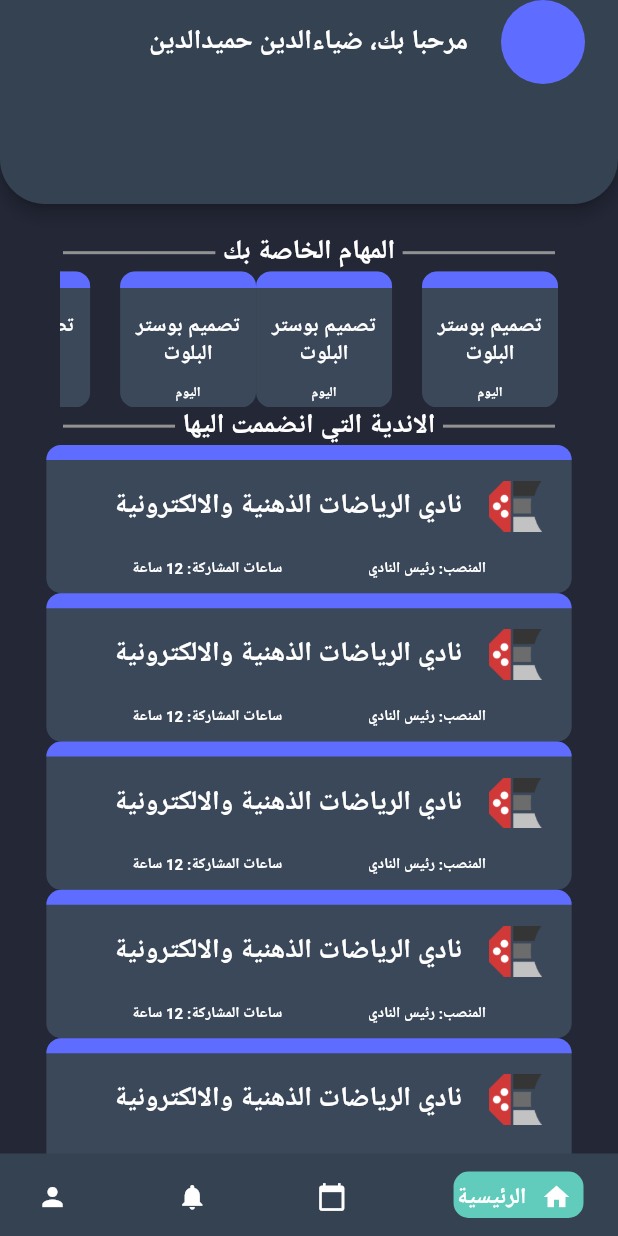
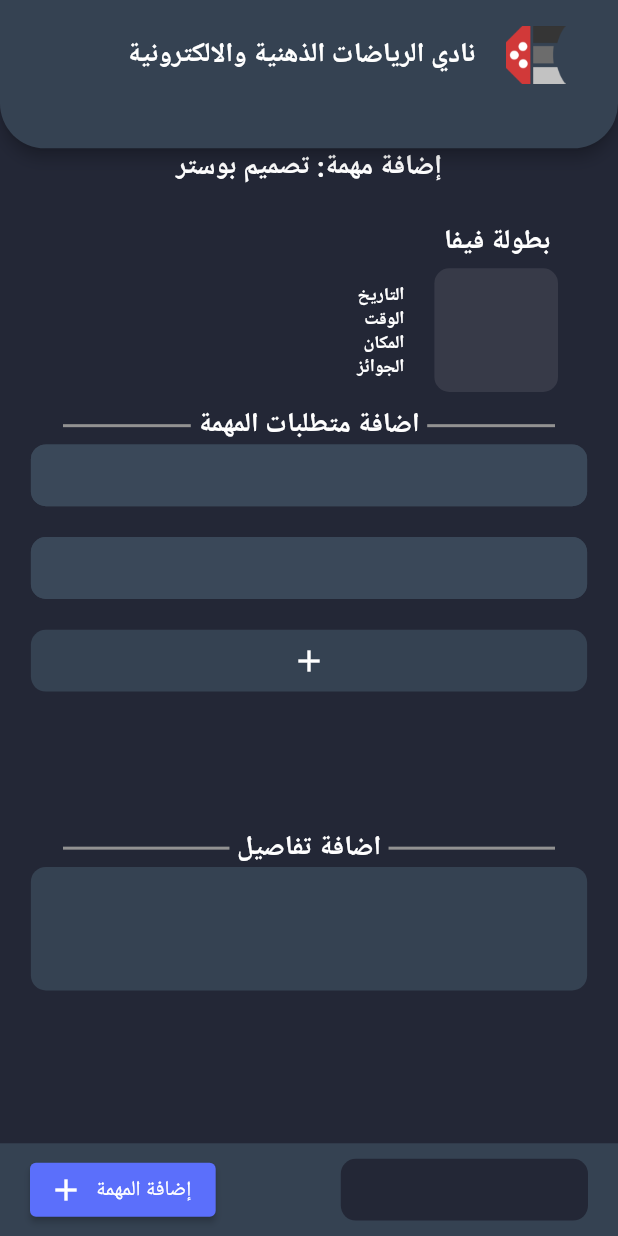
Before and after one commit to Faisalalali/clubration, a Flutter app: the screen it shows after launch, on a phone screen of 412 x 824 dp. Run offline on Flutter 3.47's test engine with Material 2 defaults, Android fonts, the phone set to English and light mode, and no system bars; drawn by our look-alikes of google_nav_bar; our stand-ins replace cloud_firestore, firebase_auth, firebase_core, flutter_speed_dial; accounts and stored records are empty; Roboto replaces fonts that are missing (ReadexPro).

Commit message:
request poster page

```diff
--- a/lib/main.dart
+++ b/lib/main.dart
@@ -8,6 +8,7 @@
 import 'package:provider/provider.dart';
 
 import 'services/auth.dart';
+import 'views/request_poster_view.dart';
 
 void main() async {
   WidgetsFlutterBinding.ensureInitialized();
@@ -30,7 +31,7 @@
               bodyMedium: TextStyle(fontSize: 18, fontWeight: FontWeight.bold, color: Colors.white),
               bodySmall: TextStyle(fontSize: 16, fontWeight: FontWeight.bold, color: Colors.white),
             ).apply(
-              bodyColor: Color.fromRGBO(255, 255, 255, 1),
+              bodyColor: const Color.fromRGBO(255, 255, 255, 1),
               displayColor: Colors.white,
             ),
             scaffoldBackgroundColor: const Color(0xFF232736),
@@ -58,6 +59,6 @@
                 borderRadius: BorderRadius.circular(10),
               ),
             )),
-        home: const HomeView());
+        home: const RequestPosterView());
   }
 }
--- a/lib/views/create_event.dart
+++ b/lib/views/create_event.dart
@@ -1,24 +1,24 @@
-import 'package:flutter/material.dart';
-import 'package:flutter_application_1/services/auth.dart';
-import 'package:flutter_application_1/views/home_view.dart';
+// import 'package:flutter/material.dart';
+// import 'package:flutter_application_1/services/auth.dart';
+// import 'package:flutter_application_1/views/home_view.dart';
 
-class CreatEvent extends StatelessWidget {
-  const CreatEvent({super.key});
+// class CreatEvent extends StatelessWidget {
+//   const CreatEvent({super.key});
 
-  @override
-  Widget build(BuildContext context) {
-    return Scaffold(body: SingleChildScrollView(
-        child: Column(
-          children: <Widget>[
-           const SizedBox(height: 160.0, width: double.infinity, child: Card()),
-           const SizedBox(height: 160.0, width: double.infinity, child: Card()),
-           const SizedBox(height: 160.0, width: double.infinity, child: Card()),
-            // destination
-            Card(
-              const child: Text("data\n\n\n\n\n\ndata"),
-            )
-          ],
-        ),
-      ),);
-  }
-}
+//   @override
+//   Widget build(BuildContext context) {
+//     return Scaffold(body: SingleChildScrollView(
+//         child: Column(
+//           children: <Widget>[
+//            const SizedBox(height: 160.0, width: double.infinity, child: Card()),
+//            const SizedBox(height: 160.0, width: double.infinity, child: Card()),
+//            const SizedBox(height: 160.0, width: double.infinity, child: Card()),
+//             // destination
+//             Card(
+//               const child: Text("data\n\n\n\n\n\ndata"),
+//             )
+//           ],
+//         ),
+//       ),);
+//   }
+// }
--- a/lib/views/event_view.dart
+++ b/lib/views/event_view.dart
@@ -60,7 +60,7 @@
                         crossAxisAlignment: CrossAxisAlignment.end,
                         children: [
                           Text(
-                            'الموعد',
+                            'التاريخ',
                             style: TextStyle(
                               fontSize: 12,
                             ),
@@ -147,50 +147,6 @@
                   ),
                 ]),
               ),
-              // Spacer(),
-              // const Row(children: [
-              //   Expanded(
-              //       child: Divider(
-              //     color: Color(0xFF929292),
-              //     endIndent: 5,
-              //     indent: 42,
-              //     thickness: 2,
-              //   )),
-              //   Text("اضافة تفاصيل"),
-              //   Expanded(
-              //       child: Divider(
-              //     color: Color(0xFF929292),
-              //     indent: 5,
-              //     endIndent: 42,
-              //     thickness: 2,
-              //   )),
-              // ]),
-              // Center(
-              //   child: Container(
-              //     decoration: const BoxDecoration(
-              //       color: Color(0xFF373A48),
-              //       borderRadius: BorderRadius.all(
-              //         Radius.circular(10),
-              //       ),
-              //     ),
-              //     width: MediaQuery.of(context).size.width * 0.9,
-              //     height: MediaQuery.of(context).size.width * 0.2,
-              //   ),
-              // ),
-              // const Spacer(),
-              // Padding(
-              //   padding: const EdgeInsets.only(top: 10),
-              //   child: Container(
-              //     decoration: const BoxDecoration(
-              //       color: Color(0xFF373A48),
-              //       // borderRadius: BorderRadius.all(
-              //       //   Radius.circular(10),
-              //       // ),
-              //     ),
-              //     width: MediaQuery.of(context).size.width,
-              //     height: MediaQuery.of(context).size.width * 0.2,
-              //   ),
-              // ),
             ],
           ),
         ),
--- /dev/null
+++ b/lib/views/request_poster_view.dart
@@ -0,0 +1,263 @@
+import 'package:flutter/material.dart';
+
+class RequestPosterView extends StatelessWidget {
+  const RequestPosterView({super.key});
+
+  @override
+  Widget build(BuildContext context) {
+    return Scaffold(
+      appBar: PreferredSize(
+        preferredSize: Size.fromHeight(MediaQuery.of(context).size.height * 0.12),
+        child: AppBar(
+          backgroundColor: const Color(0xFF354252),
+          actions: const [
+            Column(
+              mainAxisAlignment: MainAxisAlignment.end,
+              children: [
+                Row(
+                  children: [
+                    Center(
+                      child: Text(
+                        'نادي الرياضات الذهنية والالكترونية',
+                      ),
+                    ),
+                    Padding(
+                      padding: EdgeInsets.fromLTRB(20, 0, 35, 0),
+                      child: Image(
+                        image: AssetImage('assets/images/IEClub.png'),
+                        width: 40,
+                      ),
+                    )
+                  ],
+                )
+              ],
+            ),
+          ],
+          shape: const RoundedRectangleBorder(
+            borderRadius: BorderRadius.vertical(bottom: Radius.circular(30)),
+          ),
+        ),
+      ),
+      body: Center(
+        child: SizedBox(
+          height: MediaQuery.of(context).size.height,
+          child: Column(
+            crossAxisAlignment: CrossAxisAlignment.end,
+            children: [
+              const Center(child: Text('إضافة مهمة: تصميم بوستر')),
+              const Padding(
+                padding: EdgeInsets.fromLTRB(0, 25, 45, 0),
+                child: Text('بطولة فيفا'),
+              ),
+              Padding(
+                padding: const EdgeInsets.fromLTRB(0, 5, 40, 0),
+                child: Row(
+                  mainAxisAlignment: MainAxisAlignment.end,
+                  children: [
+                    const Padding(
+                      padding: EdgeInsets.only(right: 20),
+                      child: Column(
+                        crossAxisAlignment: CrossAxisAlignment.end,
+                        children: [
+                          Text(
+                            'التاريخ',
+                            style: TextStyle(
+                              fontSize: 12,
+                            ),
+                          ),
+                          Text(
+                            'الوقت',
+                            style: TextStyle(
+                              fontSize: 12,
+                            ),
+                          ),
+                          Text(
+                            'المكان',
+                            style: TextStyle(
+                              fontSize: 12,
+                            ),
+                          ),
+                          Text(
+                            'الجوائز',
+                            style: TextStyle(
+                              fontSize: 12,
+                            ),
+                          ),
+                        ],
+                      ),
+                    ),
+                    Container(
+                      decoration: const BoxDecoration(
+                        color: Color(0xFF373A48),
+                        borderRadius: BorderRadius.all(
+                          Radius.circular(10),
+                        ),
+                      ),
+                      width: MediaQuery.of(context).size.width * 0.2,
+                      height: MediaQuery.of(context).size.width * 0.2,
+                    )
+                  ],
+                ),
+              ),
+              const Padding(
+                padding: EdgeInsets.only(top: 10),
+                child: Row(children: [
+                  Expanded(
+                      child: Divider(
+                    color: Color(0xFF929292),
+                    endIndent: 5,
+                    indent: 42,
+                    thickness: 2,
+                  )),
+                  Text("اضافة متطلبات المهمة"),
+                  Expanded(
+                      child: Divider(
+                    color: Color(0xFF929292),
+                    indent: 5,
+                    endIndent: 42,
+                    thickness: 2,
+                  )),
+                ]),
+              ),
+              Center(
+                child: SingleChildScrollView(
+                  child: Column(children: [
+                    Container(
+                      decoration: const BoxDecoration(
+                        color: Color(0xFF354252),
+                        borderRadius: BorderRadius.all(
+                          Radius.circular(10),
+                        ),
+                      ),
+                      width: MediaQuery.of(context).size.width * 0.9,
+                      height: MediaQuery.of(context).size.width * 0.1,
+                      child: const TextField(
+                        decoration: InputDecoration(
+                          border: InputBorder.none,
+                          hintStyle: TextStyle(
+                            color: Color(0xFF929292),
+                          ),
+                        ),
+                      ),
+                    ),
+                    SizedBox(
+                      height: MediaQuery.of(context).size.height * 0.025,
+                    ),
+                    Container(
+                      decoration: const BoxDecoration(
+                        color: Color(0xFF354252),
+                        borderRadius: BorderRadius.all(
+                          Radius.circular(10),
+                        ),
+                      ),
+                      width: MediaQuery.of(context).size.width * 0.9,
+                      height: MediaQuery.of(context).size.width * 0.1,
+                      child: const TextField(
+                        decoration: InputDecoration(
+                          border: InputBorder.none,
+                          hintStyle: TextStyle(
+                            color: Color(0xFF929292),
+                          ),
+                        ),
+                      ),
+                    ),
+                    SizedBox(
+                      height: MediaQuery.of(context).size.height * 0.025,
+                    ),
+                    Container(
+                      decoration: const BoxDecoration(
+                        color: Color(0xFF354252),
+                        borderRadius: BorderRadius.all(
+                          Radius.circular(10),
+                        ),
+                      ),
+                      width: MediaQuery.of(context).size.width * 0.9,
+                      height: MediaQuery.of(context).size.width * 0.1,
+                      child: const Icon(
+                        Icons.add,
+                        color: Colors.white,
+                      ),
+                    ),
+                  ]),
+                ),
+              ),
+              const Spacer(),
+              const Row(children: [
+                Expanded(
+                    child: Divider(
+                  color: Color(0xFF929292),
+                  endIndent: 5,
+                  indent: 42,
+                  thickness: 2,
+                )),
+                Text("اضافة تفاصيل"),
+                Expanded(
+                    child: Divider(
+                  color: Color(0xFF929292),
+                  indent: 5,
+                  endIndent: 42,
+                  thickness: 2,
+                )),
+              ]),
+              Center(
+                child: Container(
+                  decoration: const BoxDecoration(
+                    color: Color(0xFF354252),
+                    borderRadius: BorderRadius.all(
+                      Radius.circular(10),
+                    ),
+                  ),
+                  width: MediaQuery.of(context).size.width * 0.9,
+                  height: MediaQuery.of(context).size.width * 0.2,
+                ),
+              ),
+              const Spacer(),
+              Padding(
+                padding: const EdgeInsets.only(top: 10),
+                child: Container(
+                  decoration: const BoxDecoration(
+                    color: Color(0xFF354252),
+                    // borderRadius: BorderRadius.all(
+                    //   Radius.circular(10),
+                    // ),
+                  ),
+                  width: MediaQuery.of(context).size.width,
+                  height: MediaQuery.of(context).size.width * 0.15,
+                  child: Row(
+                    mainAxisAlignment: MainAxisAlignment.spaceBetween,
+                    children: [
+                      Padding(
+                        padding: const EdgeInsets.only(left: 20),
+                        child: ElevatedButton.icon(
+                          icon: const Icon(
+                            Icons.add,
+                            color: Colors.white,
+                          ),
+                          onPressed: () {},
+                          label: const Text('إضافة المهمة'),
+                        ),
+                      ),
+                      Padding(
+                        padding: const EdgeInsets.only(right: 20),
+                        child: Container(
+                          decoration: const BoxDecoration(
+                            color: Color(0xFF232736),
+                            borderRadius: BorderRadius.all(
+                              Radius.circular(10),
+                            ),
+                          ),
+                          width: MediaQuery.of(context).size.width * 0.4,
+                          height: MediaQuery.of(context).size.width * 0.1,
+                        ),
+                      )
+                    ],
+                  ),
+                ),
+              ),
+            ],
+          ),
+        ),
+      ),
+    );
+  }
+}
```
Also changed, not shown: pubspec.lock.
